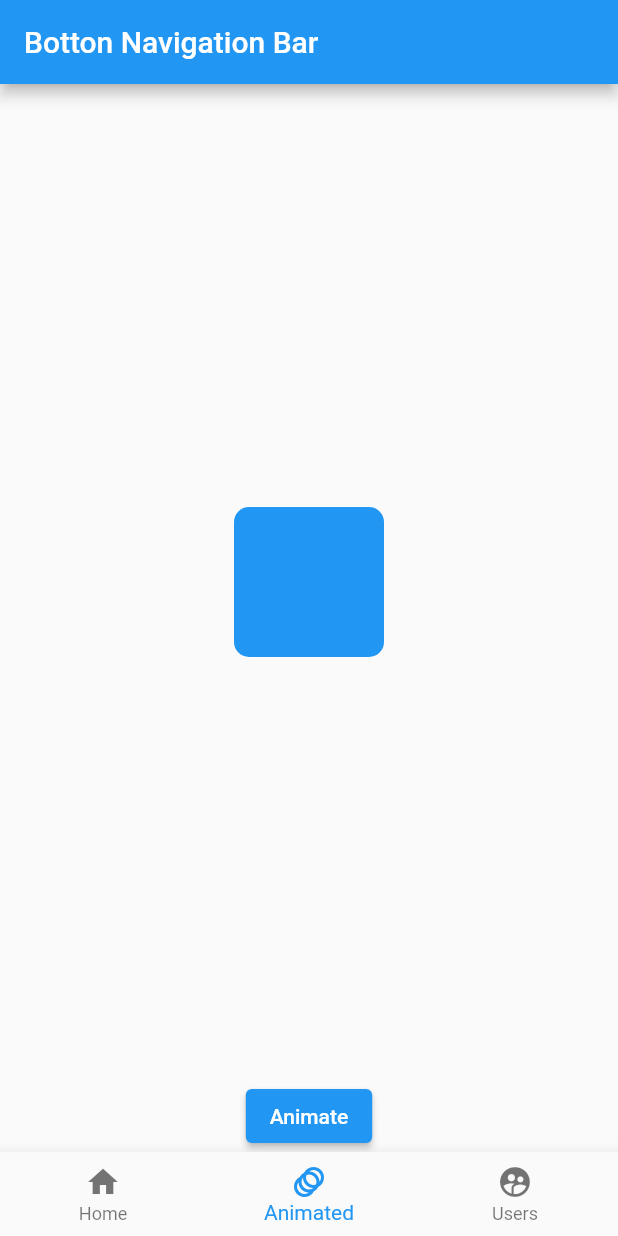
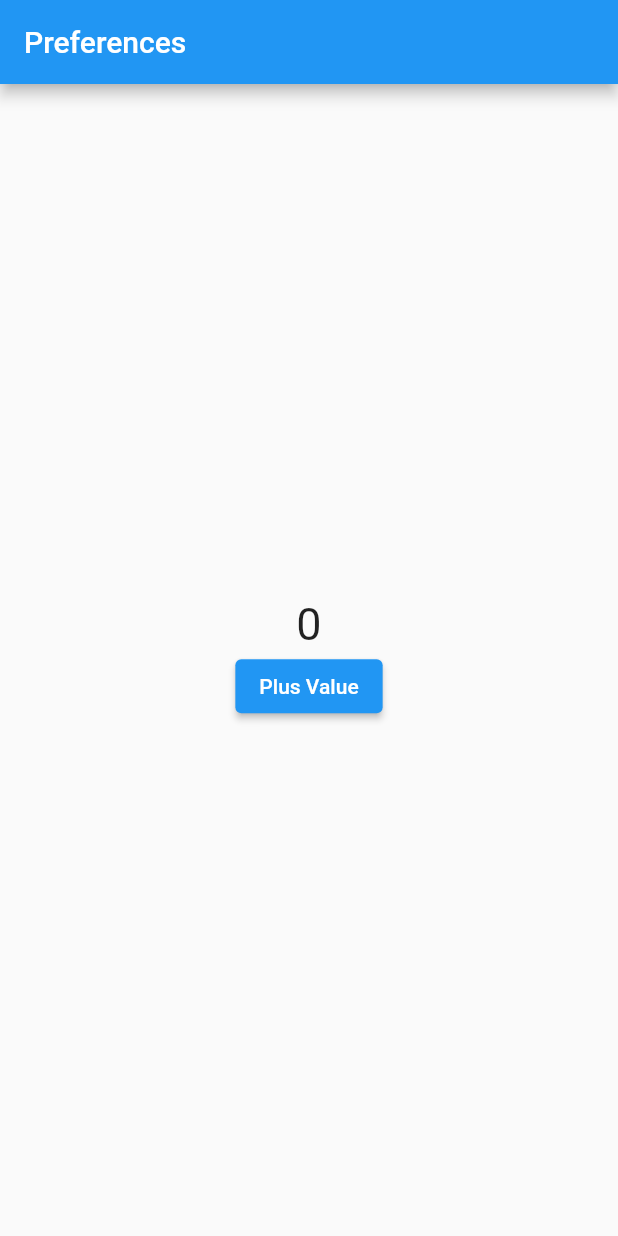
Before and after one commit to EdwinLopezz17/fluttercourse, a Flutter app: the screen it shows after launch, on a phone screen of 412 x 824 dp. Run offline on Flutter 3.47's test engine with Material 2 defaults, Android fonts, the phone set to English and light mode, and no system bars; our stand-ins replace shared_preferences.

```diff
--- a/lib/main.dart
+++ b/lib/main.dart
@@ -1,8 +1,5 @@
-
-import 'package:courseflutter/pages/ContainerAnimado.dart';
-import 'package:courseflutter/pages/HomePage.dart';
-import 'package:courseflutter/pages/UserPage.dart';
 import 'package:flutter/material.dart';
+import 'package:shared_preferences/shared_preferences.dart';
 
 void main() {
   runApp(MyApp());
@@ -14,60 +11,65 @@ class MyApp extends StatelessWidget {
     return MaterialApp(
       debugShowCheckedModeBanner: false,
       title: "My App",
-      home:MyHomePageState(),
+      home:InitView(),
     );
   }
 }
 
-class MyHomePageState extends StatefulWidget {
+
+class InitView extends StatefulWidget {
+  @override
+  State<InitView> createState() => _InitViewState();
+}
+
+class _InitViewState extends State<InitView> {
+  int value= 0;
 
   @override
-  State<MyHomePageState> createState() => _MyHomePageState();
-}
-
-class _MyHomePageState extends State<MyHomePageState> {
-
-  int _actualPage = 1;
-  List<Widget>_pages=[
-    HomePage(),
-    Animated(),
-    UserPage(),
-  ];
-
-  @override
-  void initState() {
+  void initState(){
+    super.initState();
+    _loadPreferences();
   }
 
   @override
   Widget build(BuildContext context) {
     return Scaffold(
-        appBar: AppBar(
-          title: Text("Botton Navigation Bar"),
-        ),
-        body: _pages[_actualPage],
-      bottomNavigationBar: BottomNavigationBar(
-        currentIndex: _actualPage,
-        onTap: (index){
-          setState(() {
-            _actualPage = index;
-          });
-        },
-        items: [
-          BottomNavigationBarItem(
-            icon: Icon(Icons.home),
-            label: "Home",
-          ),
-          BottomNavigationBarItem(
-            icon: Icon(Icons.animation),
-            label: "Animated",
-          ),
-          BottomNavigationBarItem(
-            icon: Icon(Icons.supervised_user_circle),
-            label: "Users",
-          ),
-        ],
+      appBar: AppBar(
+        title: Text('Preferences'),
       ),
-
+      body: Center(
+          child: Column(
+            mainAxisAlignment: MainAxisAlignment.center,
+            children: [
+              Container(
+                  child: Text(value.toString(),
+                    style: TextStyle(
+                      fontSize: 30.0,
+                    ),)
+              ),
+              ElevatedButton(
+                  onPressed: _changeValue,
+                  child: Text("Plus Value"),
+              )
+            ],
+          )
+      ),
     );
   }
+
+  _changeValue() async {
+    SharedPreferences preferences = await SharedPreferences.getInstance();
+
+    preferences.setInt("value", value);
+
+    setState(() {
+      value++;
+    });
+  }
+  _loadPreferences()async{
+    SharedPreferences preferences = await SharedPreferences.getInstance();
+    setState(() {
+      value = preferences.getInt("value") ?? 0;
+    });
+  }
 }
--- a/lib/pages/ContainerAnimado.dart
+++ /dev/null
@@ -1,58 +0,0 @@
-
-import 'dart:math';
-
-import 'package:flutter/cupertino.dart';
-import 'package:flutter/material.dart';
-
-class Animated extends StatefulWidget {
-  const Animated({super.key});
-
-  @override
-  State<Animated> createState() => _AnimatedState();
-}
-
-class _AnimatedState extends State<Animated> {
-
-  double _width = 100.0;
-  double _heigth = 100.0;
-  Color _color = Colors.blue;
-  BorderRadius _borderRadius = BorderRadius.circular(10);
-
-  void _changeContainer(){
-
-    final random = Random();
-    _width = random.nextInt(350).toDouble();
-    _heigth = random.nextInt(350).toDouble();
-    _color = Color.fromRGBO(random.nextInt(255), random.nextInt(255), random.nextInt(255), 1);
-    _borderRadius = BorderRadius.circular(random.nextInt(30).toDouble());
-
-    setState(() {
-
-    });
-  }
-
-  @override
-  Widget build(BuildContext context) {
-    return Column(
-      children: [
-        Expanded(
-          child:Center(
-          child: AnimatedContainer(
-            duration: Duration(milliseconds: 500),
-            curve: Curves.fastOutSlowIn,
-            width: _width,
-            height: _heigth,
-            decoration: BoxDecoration(
-              borderRadius: _borderRadius,
-              color: _color,
-            ),
-          ),
-        ),),
-        ElevatedButton(
-            onPressed: _changeContainer,
-            child: Text("Animate")
-        )
-      ],
-    );
-  }
-}
--- a/pubspec.yaml
+++ b/pubspec.yaml
@@ -31,12 +31,13 @@ dependencies:
   flutter:
     sdk: flutter
 
-
   # The following adds the Cupertino Icons font to your application.
   # Use with the CupertinoIcons class for iOS style icons.
+  shared_preferences: ^2.2.2
   cupertino_icons: ^1.0.2
+  http: ^1.1.0
 
-  http: ^1.1.0
+
 
 dev_dependencies:
   flutter_test:
```
Also changed, not shown: lib/models/Gif.dart (deleted, +0 -11 lines), lib/pages/HomePage.dart (deleted, +0 -14 lines), lib/pages/UserPage.dart (deleted, +0 -13 lines), pubspec.lock, 1 other file.
